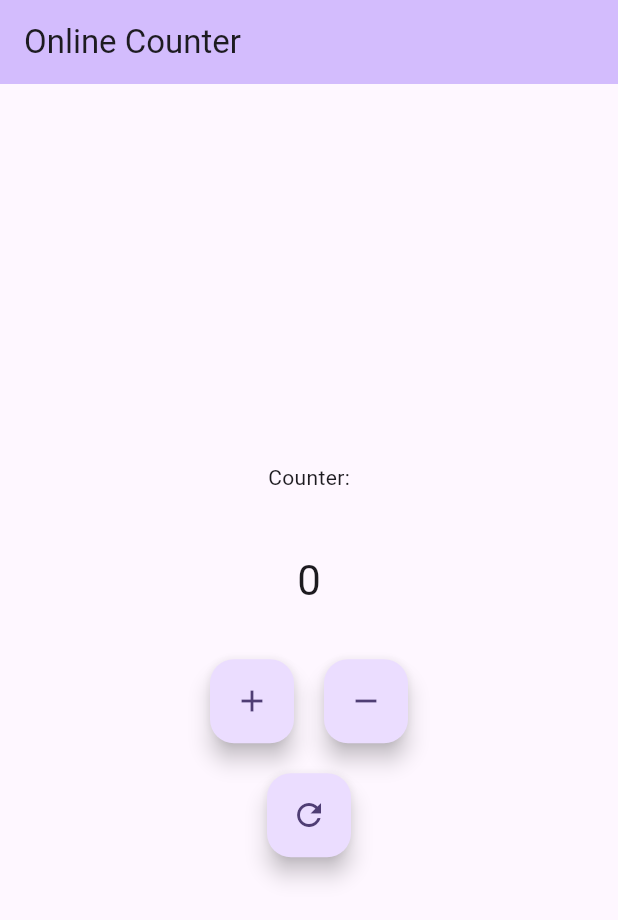
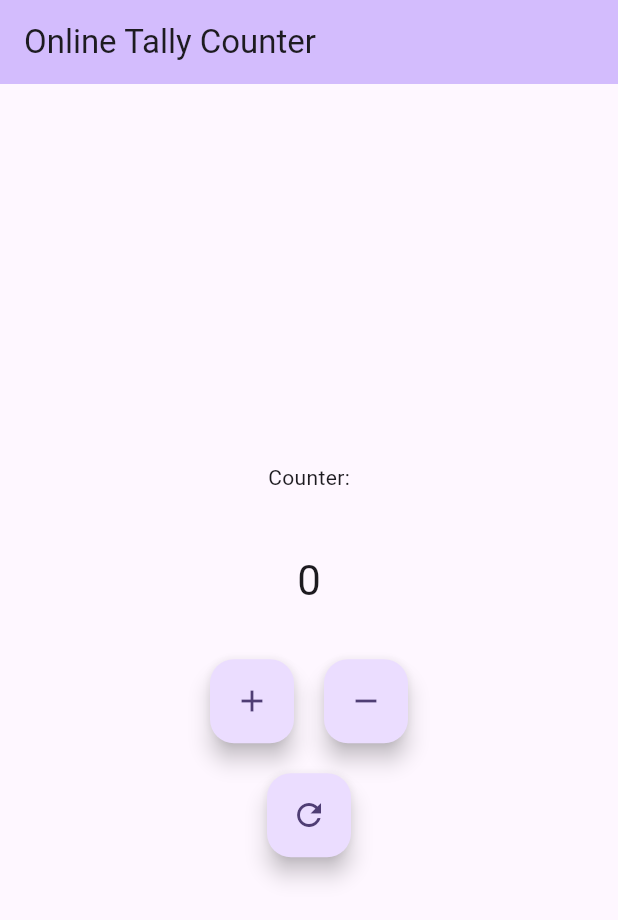
Before and after one commit to naseebnaushad/helloworld, a Flutter app: the screen it shows after launch, on a phone screen of 412 x 824 dp. Shown: the top 920 px of the screen. Run offline on Flutter 3.47's test engine with Material 3 defaults, Android fonts, the phone set to English and light mode, and no system bars.

Commit message:
Changed to Online Tally counter

```diff
--- a/lib/main.dart
+++ b/lib/main.dart
@@ -14,7 +14,7 @@ class MyApp extends StatelessWidget {
       theme: ThemeData(
         colorScheme: ColorScheme.fromSeed(seedColor: Colors.deepPurple),
       ),
-      home: const MyHomePage(title: 'Online Counter'),
+      home: const MyHomePage(title: 'Online Tally Counter'),
     );
   }
 }
```
